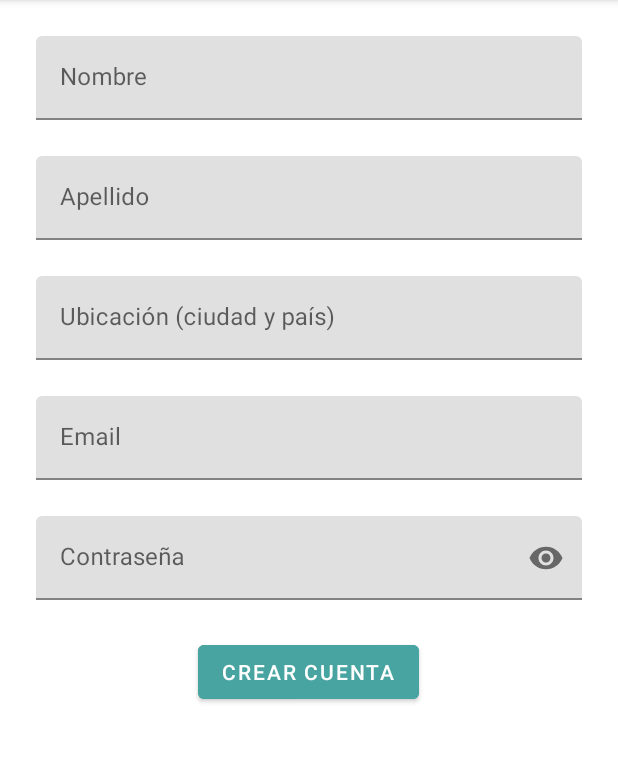
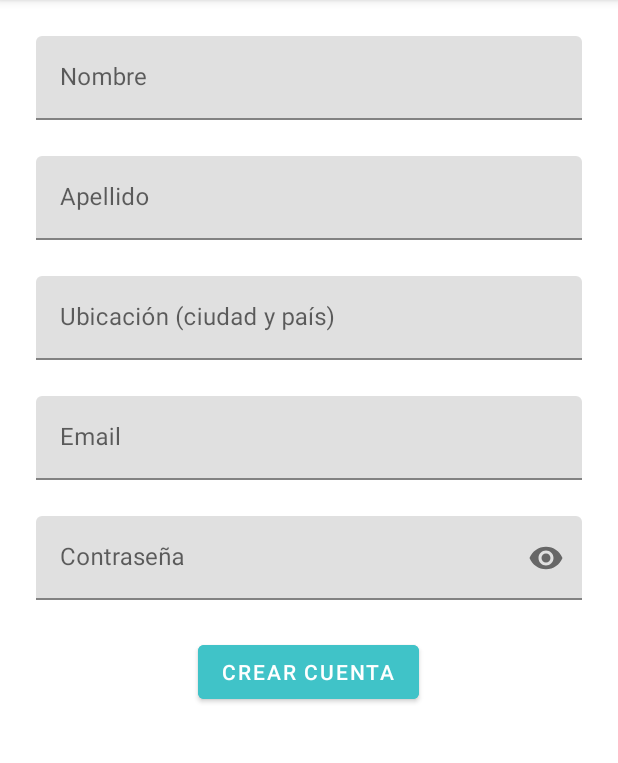
Before and after one commit to 20212C-Taller2/ubademy-app, an Android app: the CreateAccountFragment screen opened through its navigation route, on a phone screen of 412 x 824 dp, the part 84-847 px from its top. Run offline under Robolectric (Android 15) with nearby library versions, the phone set to English and light mode, and no system bars; our stand-ins replace Timber, data binding.

Commit message:
Properly use themes

```diff
--- a/app/src/main/res/layout/fragment_create_account.xml
+++ b/app/src/main/res/layout/fragment_create_account.xml
@@ -116,7 +116,7 @@
                     android:layout_height="wrap_content"
                     android:layout_gravity="center_horizontal"
                     android:layout_marginTop="@dimen/margin_l"
-                    android:backgroundTint="@color/ubademy_1_teal_dark"
+                    android:backgroundTint="?attr/colorSecondary"
                     android:text="@string/create_account" />
 
             </LinearLayout>
--- a/app/src/main/res/layout/fragment_edit_profile.xml
+++ b/app/src/main/res/layout/fragment_edit_profile.xml
@@ -101,7 +101,6 @@
                     android:layout_height="wrap_content"
                     android:layout_gravity="center_horizontal"
                     android:layout_marginTop="@dimen/margin_l"
-                    android:backgroundTint="@color/ubademy_1_teal_dark"
                     android:text="@string/save_changes" />
 
             </LinearLayout>
--- a/app/src/main/res/layout/fragment_login.xml
+++ b/app/src/main/res/layout/fragment_login.xml
@@ -70,7 +70,7 @@
                 android:layout_height="wrap_content"
                 android:layout_gravity="center_horizontal"
                 android:layout_marginTop="@dimen/margin_l"
-                android:backgroundTint="@color/ubademy_1_teal_dark"
+                android:backgroundTint="?attr/colorSecondary"
                 android:text="@string/create_account" />
         </LinearLayout>
     </androidx.constraintlayout.widget.ConstraintLayout>
--- a/app/src/main/res/values/themes.xml
+++ b/app/src/main/res/values/themes.xml
@@ -8,7 +8,7 @@
         <!-- Secondary brand color. -->
         <item name="colorSecondary">@color/ubademy_2_teal</item>
         <item name="colorSecondaryVariant">@color/ubademy_3_teal</item>
-        <item name="colorOnSecondary">@color/black</item>
+        <item name="colorOnSecondary">@color/white</item>
         <!-- Status bar color. -->
         <item name="android:statusBarColor">@color/ubademy_2</item>
         <item name="android:windowLightStatusBar">false</item>
@@ -25,7 +25,7 @@
         <!-- Secondary brand color. -->
         <item name="colorSecondary">@color/ubademy_2_teal</item>
         <item name="colorSecondaryVariant">@color/ubademy_3_teal</item>
-        <item name="colorOnSecondary">@color/black</item>
+        <item name="colorOnSecondary">@color/white</item>
         <!-- Status bar color. -->
         <item name="android:statusBarColor">@color/white</item>
         <item name="android:windowLightStatusBar">true</item>
```
